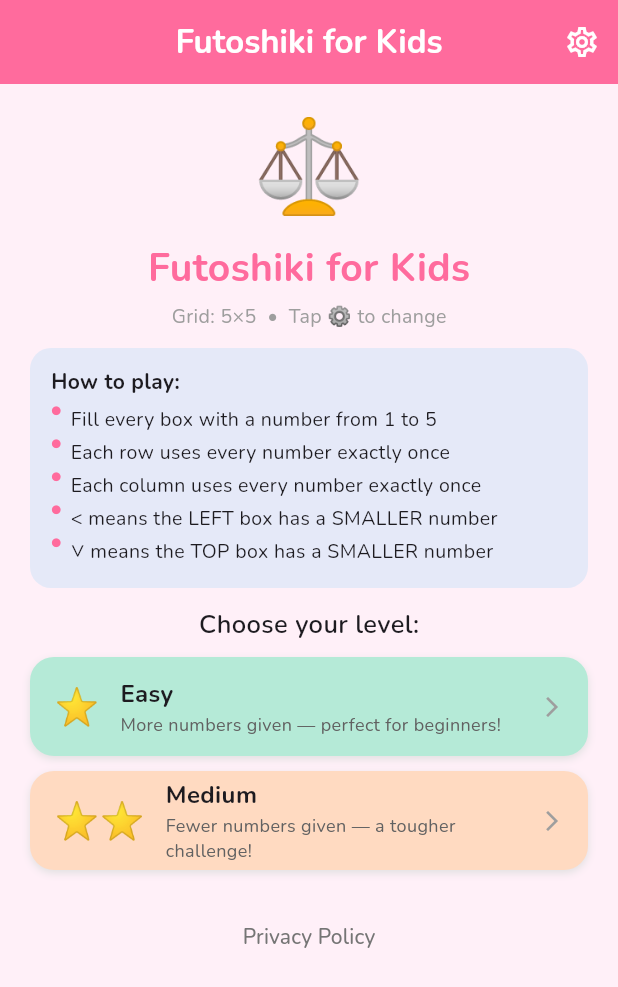
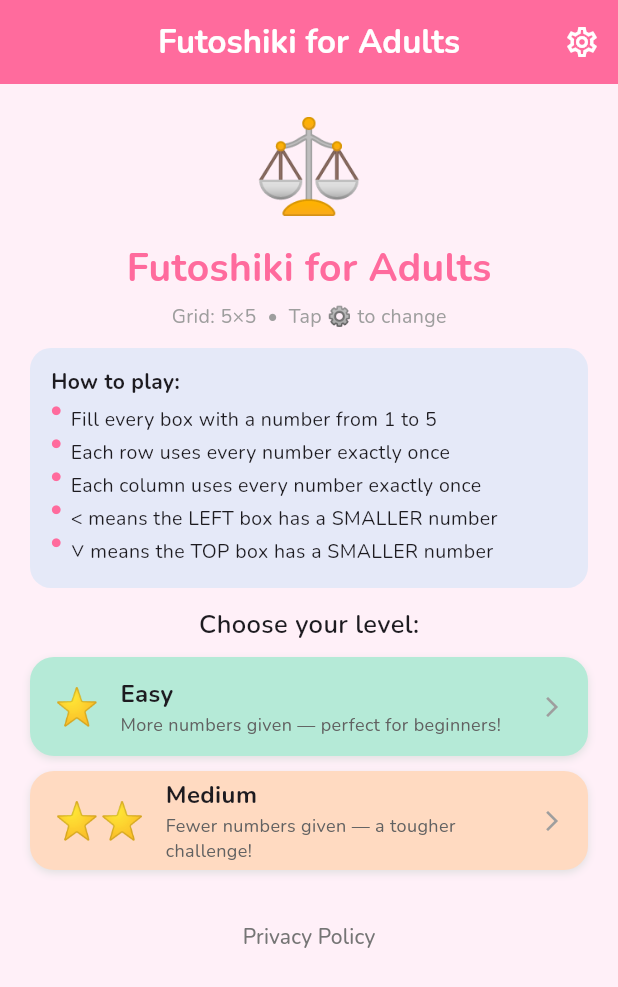
Before and after one commit to MichaelKuen/futoshiki_adults, a Flutter app: the screen it shows after launch, on a phone screen of 412 x 824 dp. Shown: the top 987 px of the screen. Run offline on Flutter 3.47's test engine with Material 3 defaults, Android fonts, the phone set to English and light mode, and no system bars; drawn by our look-alikes of flutter_animate; our stand-ins replace flutter_riverpod, freezed_annotation, google_fonts, riverpod_annotation, shared_preferences; generated files the repository leaves out were written again.

Commit message:
Rename all branding from Futoshiki for Kids to Futoshiki for Adults
Updates app title, AppBar titles, About text, Privacy Policy, theme variable,
and all platform configs (iOS, macOS, Windows, Linux, Web) to reflect the
adults variant. Changes 'Oops:' mistakes counter label to 'Mistakes:'.

Co-Authored-By: Claude Sonnet 4.6 <noreply@anthropic.com>

```diff
--- a/lib/core/theme/app_theme.dart
+++ b/lib/core/theme/app_theme.dart
@@ -19,7 +19,7 @@ const Map<int, Color> kDigitPadColours = {
   7: Color(0xFFFFBEF0),
 };
 
-final ThemeData kidsTheme = ThemeData(
+final ThemeData adultsTheme = ThemeData(
   useMaterial3: true,
   colorScheme: ColorScheme.fromSeed(
     seedColor: kPrimary,
--- a/lib/features/game/presentation/pages/game_page.dart
+++ b/lib/features/game/presentation/pages/game_page.dart
@@ -202,7 +202,7 @@ class _GamePageState extends ConsumerState<GamePage> {
     if (isWideScreen) {
       return Scaffold(
         appBar: AppBar(
-          title: const Text('Futoshiki for Kids ⚖️'),
+          title: const Text('Futoshiki for Adults ⚖️'),
           centerTitle: true,
           leading: IconButton(
             icon: const Icon(Icons.home),
@@ -238,7 +238,7 @@ class _GamePageState extends ConsumerState<GamePage> {
 
     return Scaffold(
       appBar: AppBar(
-        title: const Text('Futoshiki for Kids ⚖️'),
+        title: const Text('Futoshiki for Adults ⚖️'),
         centerTitle: true,
         leading: IconButton(
           icon: const Icon(Icons.home),
@@ -301,7 +301,7 @@ class _StatsBar extends StatelessWidget {
           ),
           Row(
             children: [
-              const Text('Oops: ', style: TextStyle(fontSize: 16)),
+              const Text('Mistakes: ', style: TextStyle(fontSize: 16)),
               Text(
                 '${state.mistakes}',
                 style: TextStyle(
--- a/lib/features/home/presentation/pages/home_page.dart
+++ b/lib/features/home/presentation/pages/home_page.dart
@@ -46,7 +46,7 @@ class _HomePageState extends ConsumerState<HomePage> {
 
     return Scaffold(
       appBar: AppBar(
-        title: const Text('Futoshiki for Kids'),
+        title: const Text('Futoshiki for Adults'),
         centerTitle: true,
         actions: [
           IconButton(
@@ -78,7 +78,7 @@ class _HomePageState extends ConsumerState<HomePage> {
               // Title
               Center(
                 child: Text(
-                  'Futoshiki for Kids',
+                  'Futoshiki for Adults',
                   style: TextStyle(
                     fontSize: 26,
                     fontWeight: FontWeight.bold,
--- a/lib/features/home/presentation/pages/privacy_policy_page.dart
+++ b/lib/features/home/presentation/pages/privacy_policy_page.dart
@@ -18,7 +18,7 @@ class PrivacyPolicyPage extends StatelessWidget {
             ),
             SizedBox(height: 16),
             Text(
-              'Futoshiki for Kids does not collect, store, or share any personal data.\n\n'
+              'Futoshiki for Adults does not collect, store, or share any personal data.\n\n'
               'This app works entirely offline. No internet connection is required to play.\n\n'
               'This app contains no advertisements of any kind.\n\n'
               'No in-app purchases are available.\n\n'
--- a/lib/features/settings/presentation/pages/settings_page.dart
+++ b/lib/features/settings/presentation/pages/settings_page.dart
@@ -143,9 +143,9 @@ class SettingsPage extends ConsumerWidget {
               const SizedBox(height: 12),
 
               Text(
-                'Futoshiki for Kids\nVersion 1.0.0\n\n'
-                'A child-friendly inequality puzzle — no ads, no data collected, '
-                'just fun and learning!',
+                'Futoshiki for Adults\nVersion 1.0.0\n\n'
+                'A challenging inequality puzzle for adults — no ads, no data collected, '
+                'just pure puzzle satisfaction!',
                 style: TextStyle(
                   fontSize: 15,
                   color: Colors.grey.shade700,
--- a/lib/main.dart
+++ b/lib/main.dart
@@ -14,8 +14,8 @@ class FutoshikiApp extends StatelessWidget {
   @override
   Widget build(BuildContext context) {
     return MaterialApp(
-      title: 'Futoshiki for Kids',
-      theme: kidsTheme,
+      title: 'Futoshiki for Adults',
+      theme: adultsTheme,
       debugShowCheckedModeBanner: false,
       home: const HomePage(),
     );
```
Also changed, not shown: 8 other files.
